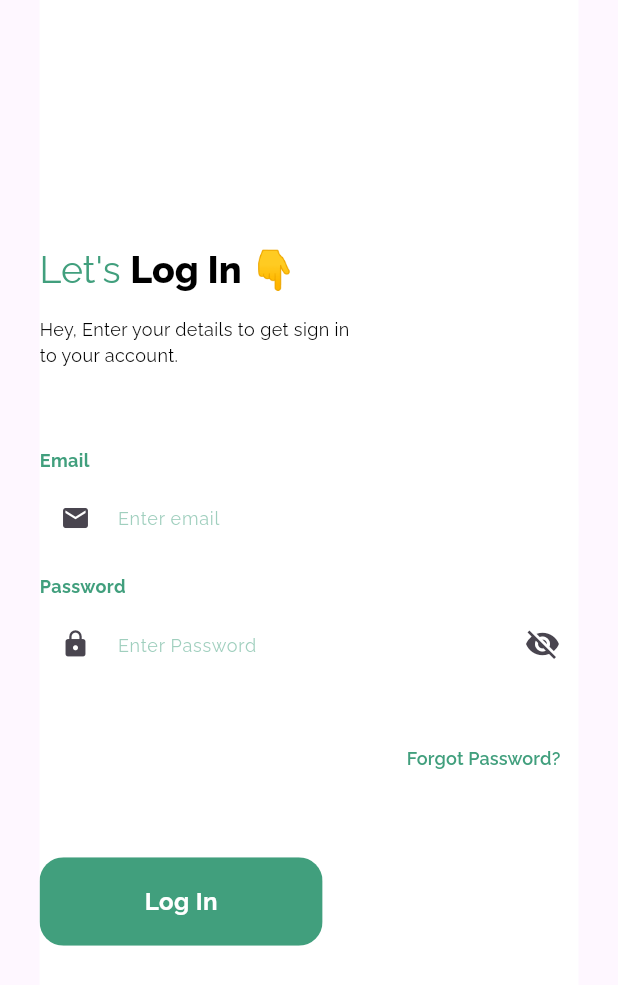
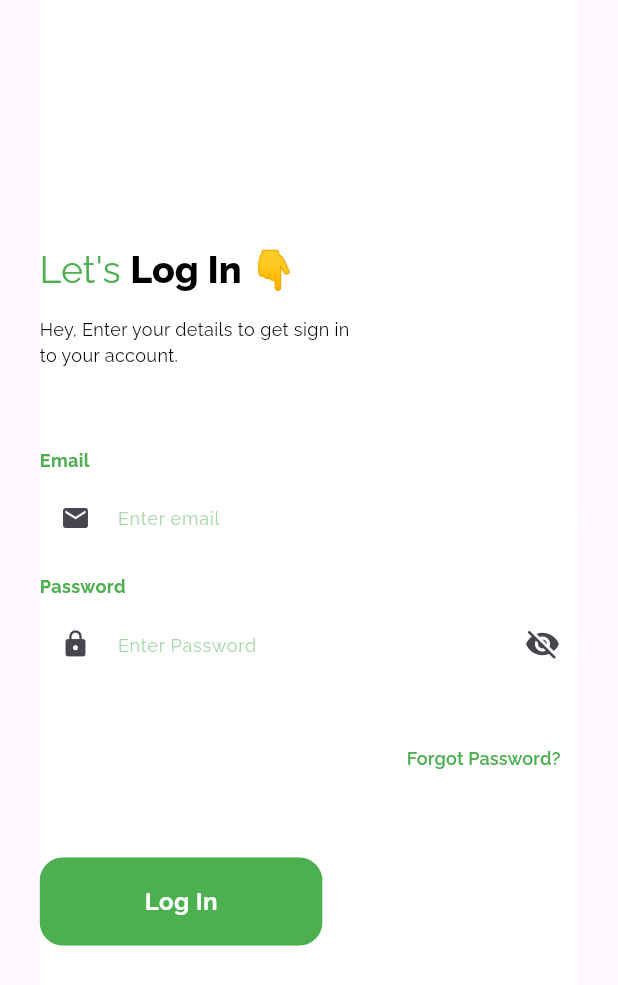
Before and after one commit to nashvak/food_app_admin, a Flutter app: the screen it shows after launch, on a phone screen of 412 x 824 dp. Shown: the top 985 px of the screen. Run offline on Flutter 3.47's test engine with Material 3 defaults, Android fonts, the phone set to English and light mode, and no system bars; our stand-ins replace bloc, flutter_bloc, google_fonts, shared_preferences.

Commit message:
color changed

```diff
--- a/lib/constants/app_colors.dart
+++ b/lib/constants/app_colors.dart
@@ -1,7 +1,8 @@
 import 'package:flutter/material.dart';
 
 // Colors used in this app
-const appColor = Color(0xFF419F7D);
+// const appColor = Color(0xFF419F7D);
+const appColor = Colors.green;
 const primaryColor = Color(0xFFF2F2F2);
 const white = Colors.white;
 const bgColor = Color.fromRGBO(247, 251, 254, 1);
```
